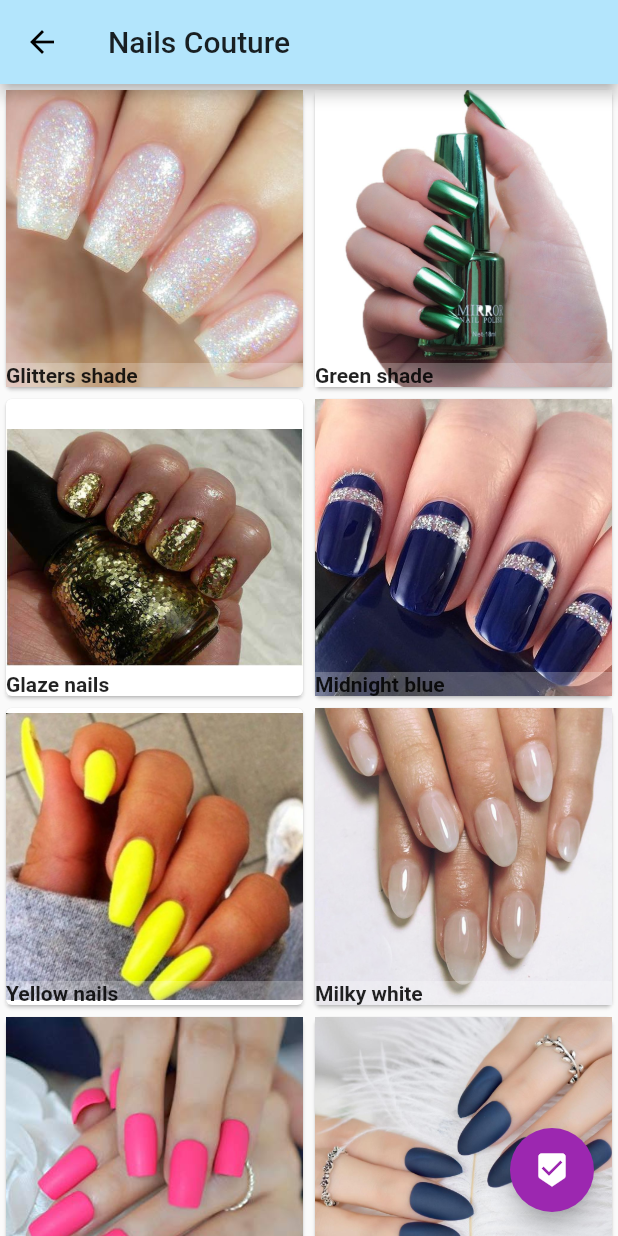
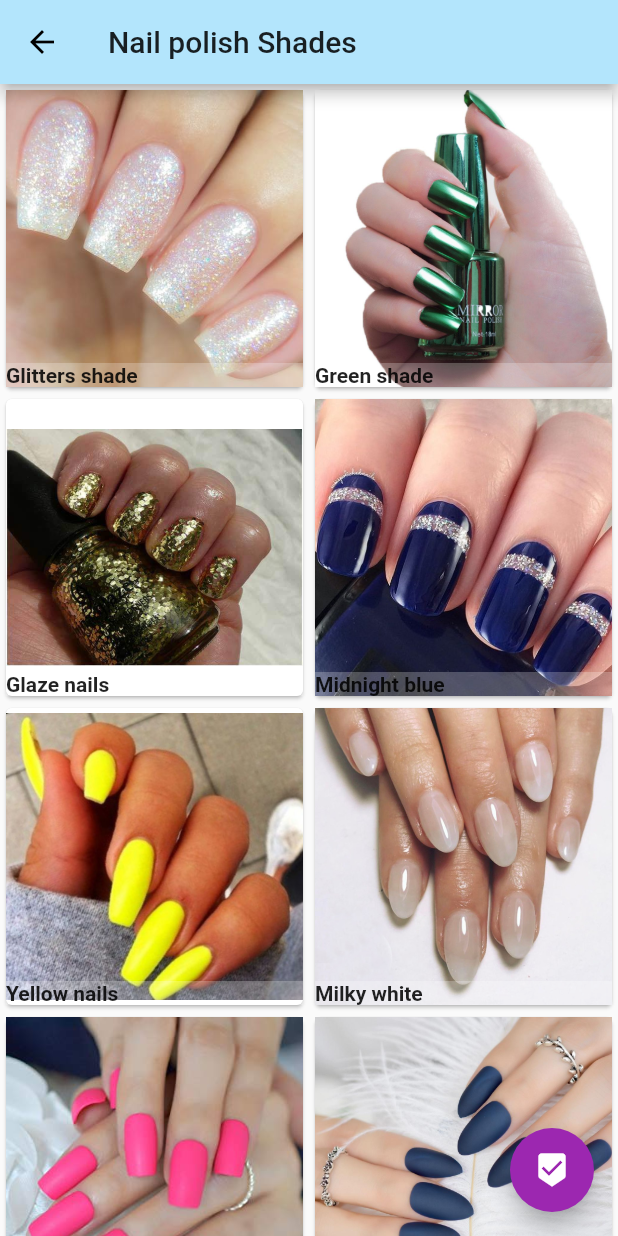
Before and after one commit to JosephineAkello/makeupBuddy, a Flutter app: the screen it shows after launch, in the side drawer, after a tap on "Nails couture", on a phone screen of 412 x 824 dp. Run offline on Flutter 3.47's test engine with Material 2 defaults, Android fonts, the light colour scheme and no system bars; missing offline and left inert: youtube_player.

Commit message:
rename the title

```diff
--- a/lib/morescreens/nails.dart
+++ b/lib/morescreens/nails.dart
@@ -5,7 +5,7 @@ class Nails extends StatelessWidget {
   Widget build(context) {
     return Scaffold(
         appBar: AppBar(
-          title: Text('Nails Couture'),
+          title: Text('Nail polish Shades'),
           backgroundColor: Colors.lightBlue[100],
         ),
         floatingActionButton: FloatingActionButton(
```
